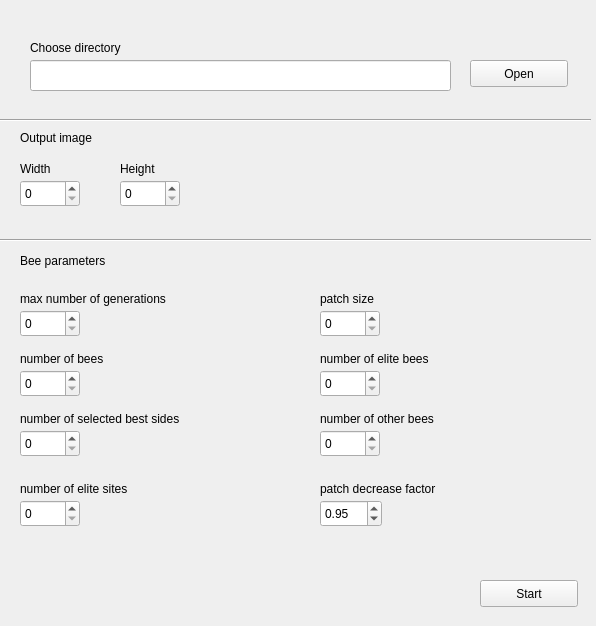
Odyseja/BO-projekt, file GUI.ui: the form before one commit.
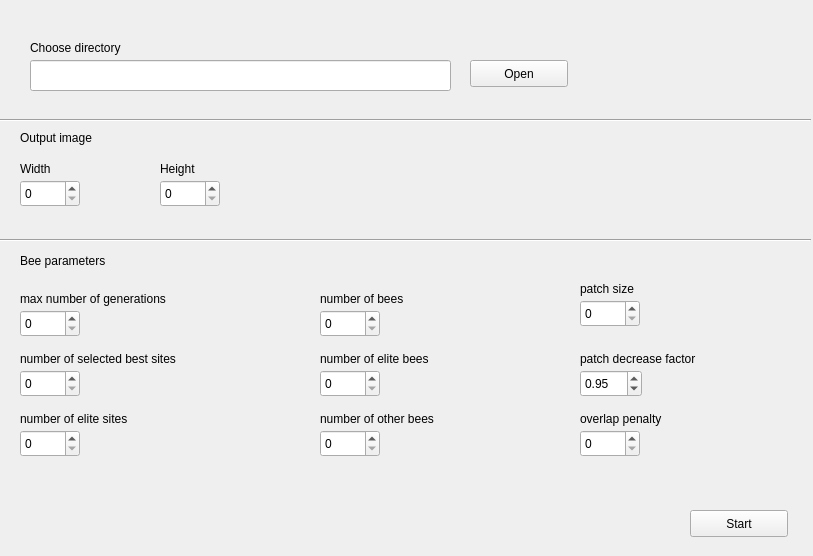
The form after the commit.

Commit message: added missing buttons

What changed in the file:
```diff
--- a/GUI.ui
+++ b/GUI.ui
@@ -6,8 +6,8 @@
    <rect>
     <x>0</x>
     <y>0</y>
-    <width>596</width>
-    <height>626</height>
+    <width>813</width>
+    <height>556</height>
    </rect>
   </property>
   <property name="windowTitle">
@@ -19,8 +19,8 @@
   <widget class="QPushButton" name="startButton">
    <property name="geometry">
     <rect>
-     <x>480</x>
-     <y>580</y>
+     <x>690</x>
+     <y>510</y>
      <width>98</width>
      <height>27</height>
     </rect>
@@ -84,7 +84,7 @@
   <widget class="QSpinBox" name="heightSpinBox">
    <property name="geometry">
     <rect>
-     <x>120</x>
+     <x>160</x>
      <y>180</y>
      <width>60</width>
      <height>27</height>
@@ -110,7 +110,7 @@
   <widget class="QLabel" name="heightLabel">
    <property name="geometry">
     <rect>
-     <x>120</x>
+     <x>160</x>
      <y>160</y>
      <width>66</width>
      <height>17</height>
@@ -125,7 +125,7 @@
     <rect>
      <x>0</x>
      <y>110</y>
-     <width>591</width>
+     <width>811</width>
      <height>21</height>
     </rect>
    </property>
@@ -151,7 +151,7 @@
     <rect>
      <x>0</x>
      <y>230</y>
-     <width>591</width>
+     <width>811</width>
      <height>21</height>
     </rect>
    </property>
@@ -201,8 +201,8 @@
   <widget class="QSpinBox" name="beeNumberSpinBox">
    <property name="geometry">
     <rect>
-     <x>20</x>
-     <y>370</y>
+     <x>320</x>
+     <y>310</y>
      <width>60</width>
      <height>27</height>
     </rect>
@@ -214,8 +214,8 @@
   <widget class="QLabel" name="beeNumberLabel">
    <property name="geometry">
     <rect>
-     <x>20</x>
-     <y>350</y>
+     <x>320</x>
+     <y>290</y>
      <width>181</width>
      <height>17</height>
     </rect>
@@ -228,7 +228,7 @@
    <property name="geometry">
     <rect>
      <x>20</x>
-     <y>430</y>
+     <y>370</y>
      <width>60</width>
      <height>27</height>
     </rect>
@@ -241,20 +241,20 @@
    <property name="geometry">
     <rect>
      <x>20</x>
-     <y>410</y>
+     <y>350</y>
      <width>221</width>
      <height>17</height>
     </rect>
    </property>
    <property name="text">
-    <string>number of selected best sides</string>
+    <string>number of selected best sites</string>
    </property>
   </widget>
   <widget class="QSpinBox" name="eliteSitesNumberSpinBox">
    <property name="geometry">
     <rect>
      <x>20</x>
-     <y>500</y>
+     <y>430</y>
      <width>60</width>
      <height>27</height>
     </rect>
@@ -267,7 +267,7 @@
    <property name="geometry">
     <rect>
      <x>20</x>
-     <y>480</y>
+     <y>410</y>
      <width>181</width>
      <height>17</height>
     </rect>
@@ -279,8 +279,8 @@
   <widget class="QSpinBox" name="patchSizeSpinBox">
    <property name="geometry">
     <rect>
-     <x>320</x>
-     <y>310</y>
+     <x>580</x>
+     <y>300</y>
      <width>60</width>
      <height>27</height>
     </rect>
@@ -318,8 +318,8 @@
   <widget class="QLabel" name="patchSizeLabel">
    <property name="geometry">
     <rect>
-     <x>320</x>
-     <y>290</y>
+     <x>580</x>
+     <y>280</y>
      <width>181</width>
      <height>17</height>
     </rect>
@@ -357,8 +357,8 @@
   <widget class="QLabel" name="patchDecreaseFactorLabel">
    <property name="geometry">
     <rect>
-     <x>320</x>
-     <y>480</y>
+     <x>580</x>
+     <y>350</y>
      <width>181</width>
      <height>17</height>
     </rect>
@@ -370,8 +370,8 @@
   <widget class="QDoubleSpinBox" name="patchDecreaseFactorSpinBox">
    <property name="geometry">
     <rect>
-     <x>320</x>
-     <y>500</y>
+     <x>580</x>
+     <y>370</y>
      <width>62</width>
      <height>27</height>
     </rect>
@@ -380,6 +380,32 @@
     <double>0.950000000000000</double>
    </property>
   </widget>
+  <widget class="QSpinBox" name="overlaPenaltySpinBox">
+   <property name="geometry">
+    <rect>
+     <x>580</x>
+     <y>430</y>
+     <width>60</width>
+     <height>27</height>
+    </rect>
+   </property>
+   <property name="maximum">
+    <number>10000</number>
+   </property>
+  </widget>
+  <widget class="QLabel" name="overlapPenaltyLabel">
+   <property name="geometry">
+    <rect>
+     <x>580</x>
+     <y>410</y>
+     <width>181</width>
+     <height>17</height>
+    </rect>
+   </property>
+   <property name="text">
+    <string>overlap penalty</string>
+   </property>
+  </widget>
  </widget>
  <resources/>
  <connections/>
```
The commit also changes 3 other files.
